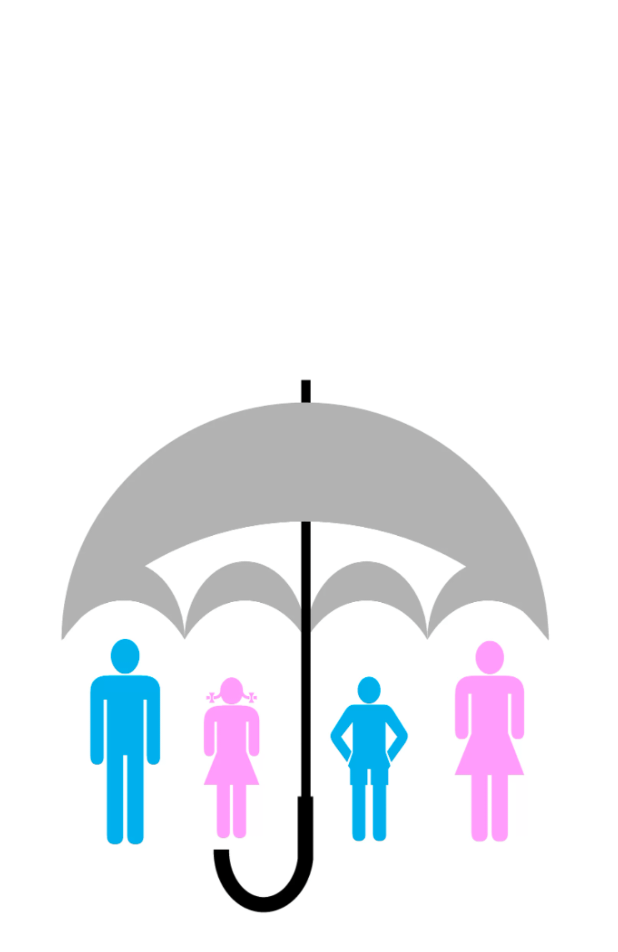
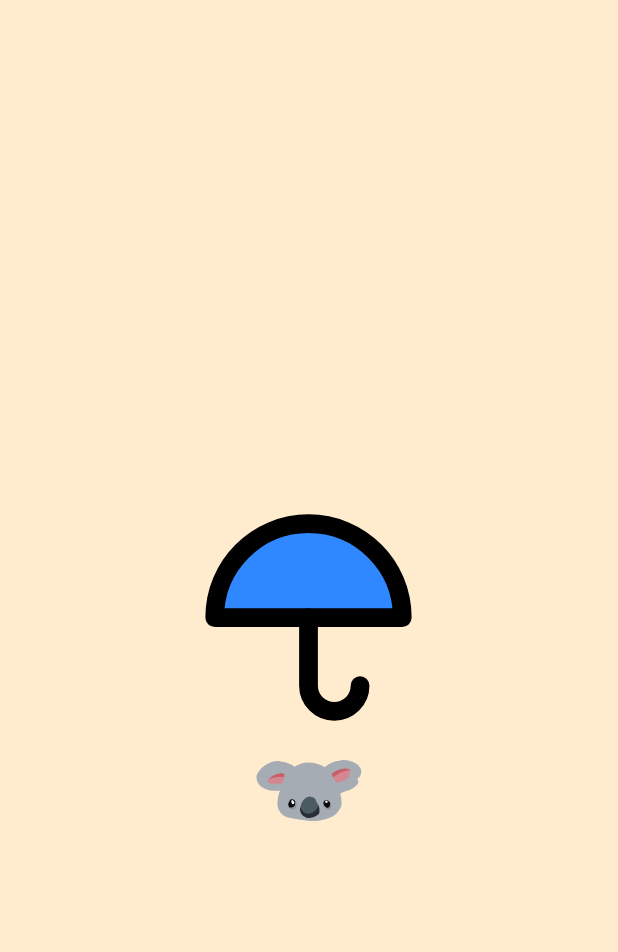
Before and after one commit to ramtinkh/Insurance_Android_App, an Android app: the splash screen opened directly, with no data from a screen before it, on a phone screen of 412 x 824 dp. Shown: the top 952 px of the screen. Run offline under Robolectric (Android 15) with nearby library versions, the phone set to English and light mode, and no system bars.

Commit message:
release: final version added.

```diff
--- a/app/src/main/AndroidManifest.xml
+++ b/app/src/main/AndroidManifest.xml
@@ -12,7 +12,7 @@
         android:allowBackup="true"
         android:dataExtractionRules="@xml/data_extraction_rules"
         android:fullBackupContent="@xml/backup_rules"
-        android:icon="@mipmap/ic_launcher"
+        android:icon="@drawable/koala"
         android:label="@string/app_name"
         android:roundIcon="@drawable/koala"
         android:supportsRtl="true"
--- a/app/src/main/java/com/example/insurance_android_app/MainActivity.java
+++ b/app/src/main/java/com/example/insurance_android_app/MainActivity.java
@@ -41,7 +41,7 @@ public class MainActivity extends AppCompatActivity {
                 startActivity(intent);
             } else if (Objects.equals(user1.getPassword(), pass)) {
                 Toast.makeText(getBaseContext(), "Congrats! You were perfectly logged in.", Toast.LENGTH_SHORT).show();
-                Intent intent = new Intent(MainActivity.this, Dashboard.class);
+                Intent intent = new Intent(MainActivity.this, OTP.class);
                 intent.putExtra("id", user1.getId());
                 startActivity(intent);
             } else { Toast.makeText(getBaseContext(), "Sorry you're wrong.", Toast.LENGTH_LONG).show();}
--- a/app/src/main/java/com/example/insurance_android_app/OTP.java
+++ b/app/src/main/java/com/example/insurance_android_app/OTP.java
@@ -111,7 +111,7 @@ public class OTP extends AppCompatActivity {
                         .setCallbacks(mCallBack)           // OnVerificationStateChangedCallbacks
                         .build();
         PhoneAuthProvider.verifyPhoneNumber(options);
-        Toast.makeText(OTP.this, "OTP Sent!", Toast.LENGTH_SHORT).show();
+//        Toast.makeText(OTP.this, "OTP Sent!", Toast.LENGTH_SHORT).show();
     }
 
     private PhoneAuthProvider.OnVerificationStateChangedCallbacks
--- a/app/src/main/res/layout/splash_activity.xml
+++ b/app/src/main/res/layout/splash_activity.xml
@@ -1,10 +1,26 @@
 <?xml version="1.0" encoding="utf-8"?>
-<androidx.constraintlayout.widget.ConstraintLayout xmlns:android="http://schemas.android.com/apk/res/android"
+<RelativeLayout xmlns:android="http://schemas.android.com/apk/res/android"
     xmlns:app="http://schemas.android.com/apk/res-auto"
     xmlns:tools="http://schemas.android.com/tools"
     android:layout_width="match_parent"
     android:layout_height="match_parent"
-    tools:context=".splash"
-    android:background="@drawable/splash">
+    android:background="@color/blanchedalmond"
+    tools:context=".splash">
 
-</androidx.constraintlayout.widget.ConstraintLayout>
+    <ImageView
+        android:id="@+id/umbrella"
+        android:layout_width="150dp"
+        android:layout_height="150dp"
+        android:layout_centerHorizontal="true"
+        android:layout_centerVertical="true"
+        android:src="@drawable/umbrella_logo"/>
+
+    <ImageView
+        android:layout_below="@+id/umbrella"
+        android:layout_width="80dp"
+        android:layout_height="80dp"
+        android:layout_centerHorizontal="true"
+        android:layout_centerVertical="true"
+        android:src="@drawable/koala"/>
+
+</RelativeLayout>
```
Also changed, not shown: app/src/main/java/com/example/insurance_android_app/AdminDashboard.java (+8 -2 lines), app/src/main/java/com/example/insurance_android_app/DatabaseHandler.java (+8 -2 lines), app/src/main/res/layout/admin_dashboard.xml (+12 -0 lines).
